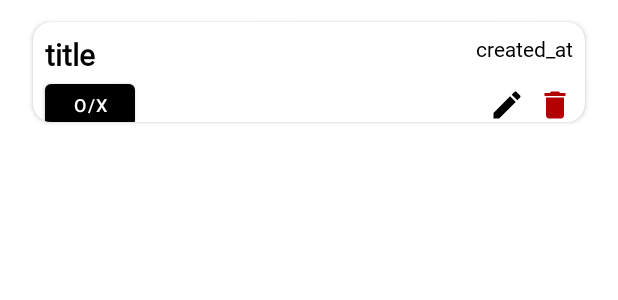
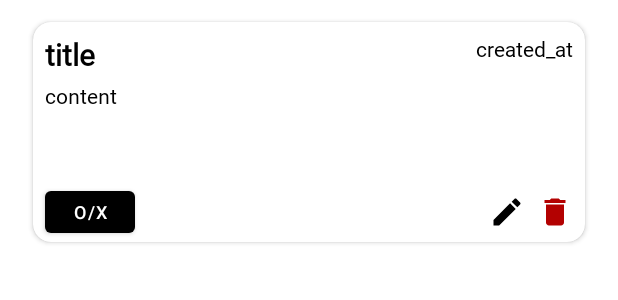
Before and after one commit to CUTY-DMS/Team3-DTL-Android, an Android app: the layout my_recyclerview.xml on its own in the app's theme, with its tools: preview values and no code run, on a phone screen of 412 x 824 dp. Shown: the top 300 px of the screen. Run offline under Robolectric (Android 15) with nearby library versions, the phone set to English and light mode, and no system bars.

Commit message:
🌟 :: 1차 검토 완료

```diff
--- a/TodoList/app/src/main/AndroidManifest.xml
+++ b/TodoList/app/src/main/AndroidManifest.xml
@@ -13,7 +13,7 @@
         android:theme="@style/Theme.TodoList.Splash"
         android:usesCleartextTraffic="true">
         <activity
-            android:name=".DeveloperActivity"
+            android:name=".Lobby.DeveloperActivity"
             android:exported="false" />
         <activity
             android:name=".Lobby.MypageActivity"
--- a/TodoList/app/src/main/java/com/tmdhoon/todolist/Adapter/MyTodoAdapter.java
+++ b/TodoList/app/src/main/java/com/tmdhoon/todolist/Adapter/MyTodoAdapter.java
@@ -38,7 +38,7 @@ public class MyTodoAdapter extends RecyclerView.Adapter<MyTodoAdapter.MyTodoView
 
     public class MyTodoViewHolder extends RecyclerView.ViewHolder {
 
-//        public TextView myContent;
+        public TextView myContent;
         public TextView myTitle;
         public TextView myCreated_at;
         public ImageView mySuccess;
@@ -49,7 +49,7 @@ public class MyTodoAdapter extends RecyclerView.Adapter<MyTodoAdapter.MyTodoView
         public MyTodoViewHolder(@NonNull View itemView) {
             super(itemView);
 
-//            myContent = itemView.findViewById(R.id.tvmyContent);
+            myContent = itemView.findViewById(R.id.tvmyContent);
             myTitle = itemView.findViewById(R.id.tvmyTitle);
             myCreated_at = itemView.findViewById(R.id.tvmyCreated_at);
             mySuccess = itemView.findViewById(R.id.ivmySuccess);
@@ -71,6 +71,7 @@ public class MyTodoAdapter extends RecyclerView.Adapter<MyTodoAdapter.MyTodoView
     @Override
     public void onBindViewHolder(@NonNull MyTodoAdapter.MyTodoViewHolder holder, int position) {
         holder.myTitle.setText(list.get(position).getTitle());
+        holder.myContent.setText(list.get(position).getContent());
         holder.myCreated_at.setText(list.get(position).getCreated_at());
         if (list.get(position).getSuccess() == true) holder.mySuccess.setImageResource(R.drawable.correct);
         else holder.mySuccess.setImageResource(R.drawable.incorrect);
@@ -82,6 +83,7 @@ public class MyTodoAdapter extends RecyclerView.Adapter<MyTodoAdapter.MyTodoView
                 intent.putExtra("id", list.get(position).getId());
                 intent.putExtra("title", list.get(position).getTitle());
                 intent.putExtra("content", list.get(position).getContent());
+
                 view.getContext().startActivity(intent);
             }
         });
--- a/TodoList/app/src/main/java/com/tmdhoon/todolist/Lobby/DetailActivity.java
+++ b/TodoList/app/src/main/java/com/tmdhoon/todolist/Lobby/DetailActivity.java
@@ -20,7 +20,6 @@ import retrofit2.Response;
 public class DetailActivity extends AppCompatActivity {
 
     private ActivityDetailBinding binding;
-    private TodoAdapter todoAdapter;
 
     @Override
     protected void onCreate(Bundle savedInstanceState) {
@@ -44,8 +43,6 @@ public class DetailActivity extends AppCompatActivity {
         binding.tvMemeberId.setText(member_id);
         binding.tvCreatedAt.setText(created_at);
         binding.tvlikeCount.setText(String.valueOf(like_count));
-
-
 
         if(member_id.equals(SignInActivity.preferences.getString("Id", ""))){
             binding.ivdetailEdit.setImageResource(R.drawable.ic_baseline_edit_24);
@@ -89,7 +86,6 @@ public class DetailActivity extends AppCompatActivity {
                             binding.ivdetailLike.setImageResource(R.drawable.red);
                             TodoAdapter.editor.putInt("Like" + TodoAdapter.id + id, 1).commit();
                         }
-
                     }
 
                     @Override
--- a/TodoList/app/src/main/java/com/tmdhoon/todolist/DeveloperActivity.java
+++ b/TodoList/app/src/main/java/com/tmdhoon/todolist/Lobby/DeveloperActivity.java
@@ -1,8 +1,10 @@
-package com.tmdhoon.todolist;
+package com.tmdhoon.todolist.Lobby;
 
 import androidx.appcompat.app.AppCompatActivity;
 
 import android.os.Bundle;
+
+import com.tmdhoon.todolist.R;
 
 public class DeveloperActivity extends AppCompatActivity {
 
--- a/TodoList/app/src/main/res/layout/activity_developer.xml
+++ b/TodoList/app/src/main/res/layout/activity_developer.xml
@@ -4,7 +4,7 @@
     xmlns:tools="http://schemas.android.com/tools"
     android:layout_width="match_parent"
     android:layout_height="match_parent"
-    tools:context=".DeveloperActivity">
+    tools:context=".Lobby.DeveloperActivity">
 
     <androidx.cardview.widget.CardView
         android:id="@+id/developers"
--- a/TodoList/app/src/main/res/layout/my_recyclerview.xml
+++ b/TodoList/app/src/main/res/layout/my_recyclerview.xml
@@ -7,7 +7,7 @@
 
     <androidx.cardview.widget.CardView
         android:layout_width="380dp"
-        android:layout_height="80dp"
+        android:layout_height="160dp"
         android:elevation="8dp"
         app:cardCornerRadius="12dp"
         app:cardUseCompatPadding="true"
@@ -20,18 +20,6 @@
         <androidx.constraintlayout.widget.ConstraintLayout
             android:layout_width="match_parent"
             android:layout_height="match_parent">
-
-<!--            <TextView-->
-<!--                android:id="@+id/tvmyContent"-->
-<!--                android:layout_width="wrap_content"-->
-<!--                android:layout_height="wrap_content"-->
-<!--                android:text="content"-->
-<!--                android:textColor="@color/black"-->
-<!--                android:fontFamily="@font/dohyeon"-->
-<!--                android:layout_marginLeft="8dp"-->
-<!--                android:layout_marginTop="4dp"-->
-<!--                app:layout_constraintLeft_toLeftOf="parent"-->
-<!--                app:layout_constraintTop_toBottomOf="@id/tvmyTitle"/>-->
 
             <TextView
                 android:id="@+id/tvmyTitle"
@@ -46,6 +34,18 @@
                 android:layout_marginLeft="8dp"
                 app:layout_constraintTop_toTopOf="parent"
                 app:layout_constraintLeft_toLeftOf="parent"/>
+
+            <TextView
+                android:id="@+id/tvmyContent"
+                android:layout_width="wrap_content"
+                android:layout_height="wrap_content"
+                android:text="content"
+                android:textColor="@color/black"
+                android:fontFamily="@font/dohyeon"
+                android:layout_marginLeft="8dp"
+                android:layout_marginTop="4dp"
+                app:layout_constraintLeft_toLeftOf="parent"
+                app:layout_constraintTop_toBottomOf="@id/tvmyTitle"/>
 
             <TextView
                 android:id="@+id/tvmyCreated_at"
@@ -66,7 +66,7 @@
                 android:layout_marginLeft="8dp"
                 android:text="O/X"
                 android:textSize="12sp"
-                app:layout_constraintTop_toBottomOf="@id/tvmyTitle"
+                app:layout_constraintBottom_toBottomOf="parent"
                 app:layout_constraintLeft_toLeftOf="parent" />
 
             <ImageView
```
Also changed, not shown: TodoList/app/src/main/java/com/tmdhoon/todolist/Adapter/TodoAdapter.java (+8 -7 lines), TodoList/app/src/main/java/com/tmdhoon/todolist/Lobby/EditActivity.java (+10 -6 lines), TodoList/app/src/main/java/com/tmdhoon/todolist/Lobby/MypageActivity.java (+8 -10 lines), TodoList/app/src/main/java/com/tmdhoon/todolist/Lobby/SignInActivity.java (+5 -8 lines), TodoList/app/src/main/java/com/tmdhoon/todolist/fragment/MypageFragment.java (+33 -4 lines), TodoList/app/src/main/java/com/tmdhoon/todolist/fragment/PostFragment.java (+7 -4 lines), TodoList/app/src/main/res/layout/fragment_mypage.xml (+10 -3 lines).
